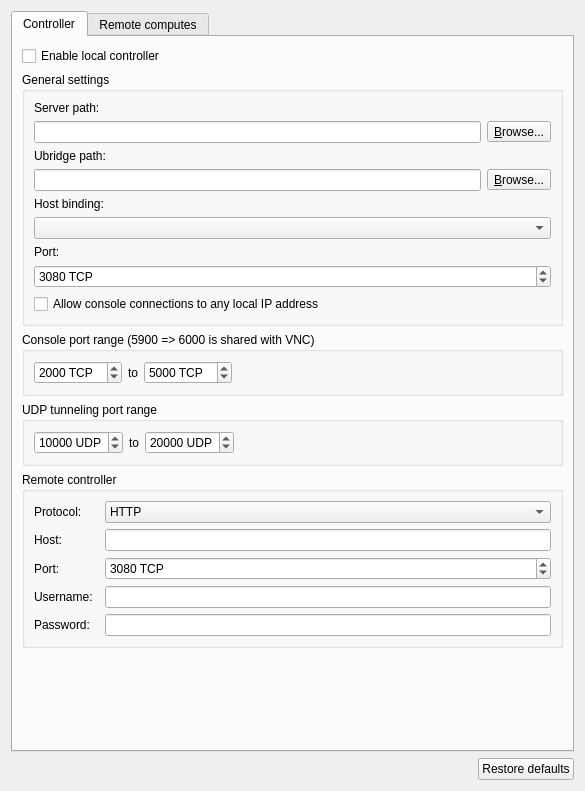
First picture: the form in gns3/ui/controller_preferences_page.ui, repository GNS3/gns3-gui, before the edit.
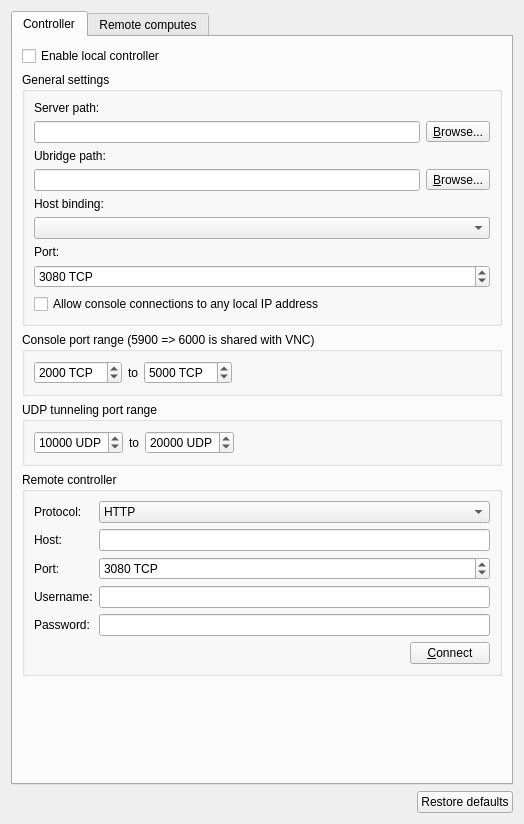
Second picture: the form after the edit.

Commit message: Enable local controller support on Linux

The edit to the form file:
```diff
--- a/gns3/ui/controller_preferences_page.ui
+++ b/gns3/ui/controller_preferences_page.ui
@@ -6,8 +6,8 @@
    <rect>
     <x>0</x>
     <y>0</y>
-    <width>585</width>
-    <height>791</height>
+    <width>524</width>
+    <height>824</height>
    </rect>
   </property>
   <property name="sizePolicy">
@@ -288,30 +288,6 @@
           <string>Remote controller</string>
          </property>
          <layout class="QGridLayout" name="gridLayout_4">
-          <item row="1" column="0">
-           <widget class="QLabel" name="label_2">
-            <property name="text">
-             <string>Host:</string>
-            </property>
-           </widget>
-          </item>
-          <item row="3" column="2">
-           <widget class="QLineEdit" name="uiRemoteMainServerUserLineEdit"/>
-          </item>
-          <item row="4" column="2">
-           <widget class="QLineEdit" name="uiRemoteMainServerPasswordLineEdit">
-            <property name="echoMode">
-             <enum>QLineEdit::Password</enum>
-            </property>
-           </widget>
-          </item>
-          <item row="4" column="0" colspan="2">
-           <widget class="QLabel" name="label_5">
-            <property name="text">
-             <string>Password:</string>
-            </property>
-           </widget>
-          </item>
           <item row="0" column="0">
            <widget class="QLabel" name="uiRemoteMainServerProtocolLabel">
             <property name="text">
@@ -319,13 +295,30 @@
             </property>
            </widget>
           </item>
-          <item row="3" column="0">
-           <widget class="QLabel" name="label_4">
+          <item row="0" column="1">
+           <widget class="QComboBox" name="uiRemoteMainServerProtocolComboBox">
+            <item>
+             <property name="text">
+              <string>HTTP</string>
+             </property>
+            </item>
+            <item>
+             <property name="text">
+              <string>HTTPS</string>
+             </property>
+            </item>
+           </widget>
+          </item>
+          <item row="1" column="0">
+           <widget class="QLabel" name="label_2">
             <property name="text">
-             <string>Username:</string>
+             <string>Host:</string>
             </property>
            </widget>
           </item>
+          <item row="1" column="1">
+           <widget class="QLineEdit" name="uiRemoteMainServerHostLineEdit"/>
+          </item>
           <item row="2" column="0">
            <widget class="QLabel" name="label_3">
             <property name="text">
@@ -333,7 +326,7 @@
             </property>
            </widget>
           </item>
-          <item row="2" column="2">
+          <item row="2" column="1">
            <widget class="QSpinBox" name="uiRemoteMainServerPortSpinBox">
             <property name="sizePolicy">
              <sizepolicy hsizetype="Expanding" vsizetype="Preferred">
@@ -352,22 +345,53 @@
             </property>
            </widget>
           </item>
-          <item row="1" column="2">
-           <widget class="QLineEdit" name="uiRemoteMainServerHostLineEdit"/>
+          <item row="3" column="0">
+           <widget class="QLabel" name="label_4">
+            <property name="text">
+             <string>Username:</string>
+            </property>
+           </widget>
           </item>
-          <item row="0" column="2">
-           <widget class="QComboBox" name="uiRemoteMainServerProtocolComboBox">
+          <item row="3" column="1">
+           <widget class="QLineEdit" name="uiRemoteMainServerUserLineEdit"/>
+          </item>
+          <item row="4" column="0">
+           <widget class="QLabel" name="label_5">
+            <property name="text">
+             <string>Password:</string>
+            </property>
+           </widget>
+          </item>
+          <item row="4" column="1">
+           <widget class="QLineEdit" name="uiRemoteMainServerPasswordLineEdit">
+            <property name="echoMode">
+             <enum>QLineEdit::Password</enum>
+            </property>
+           </widget>
+          </item>
+          <item row="5" column="0" colspan="2">
+           <layout class="QHBoxLayout" name="horizontalLayout_7">
             <item>
-             <property name="text">
-              <string>HTTP</string>
-             </property>
+             <spacer name="horizontalSpacer_5">
+              <property name="orientation">
+               <enum>Qt::Horizontal</enum>
+              </property>
+              <property name="sizeHint" stdset="0">
+               <size>
+                <width>40</width>
+                <height>20</height>
+               </size>
+              </property>
+             </spacer>
             </item>
             <item>
-             <property name="text">
-              <string>HTTPS</string>
-             </property>
+             <widget class="QPushButton" name="uiConnectPushButton">
+              <property name="text">
+               <string>&amp;Connect</string>
+              </property>
+             </widget>
             </item>
-           </widget>
+           </layout>
           </item>
          </layout>
         </widget>
@@ -390,8 +414,8 @@
       <zorder>uiConsolePortRangeGroupBox</zorder>
       <zorder>uiUDPPortRangeGroupBox</zorder>
       <zorder>uiLocalServerAutoStartCheckBox</zorder>
-      <zorder>uiRemoteMainServerGroupBox</zorder>
       <zorder>verticalSpacer</zorder>
+      <zorder>uiRemoteMainServerGroupBox</zorder>
      </widget>
      <widget class="QWidget" name="uiRemoteTabWidget">
       <property name="sizePolicy">
```
The commit also changes 5 other files.
